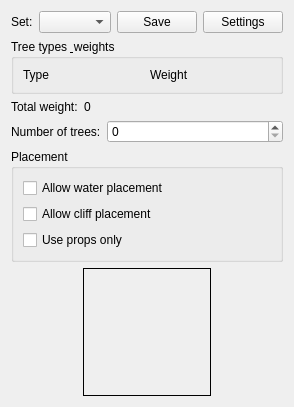
This is GeneralsMD/Code/Tools/WorldBuilder/qt/panels/WBQtGrovePanel.ui in triatomic/worldbuilderQT as Qt 5 draws it before an edit. The edited form follows.
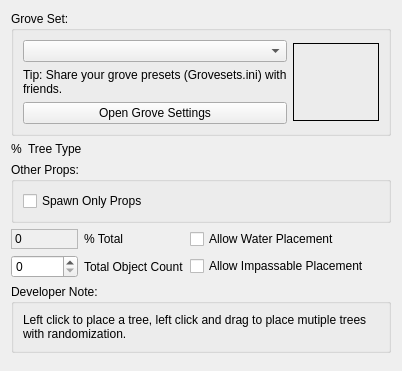
This is the edited form.

Commit message: Grove Options: lay the Qt panel out like the MFC dialog

What changed in the file:
```diff
--- a/GeneralsMD/Code/Tools/WorldBuilder/qt/panels/WBQtGrovePanel.ui
+++ b/GeneralsMD/Code/Tools/WorldBuilder/qt/panels/WBQtGrovePanel.ui
@@ -7,90 +7,146 @@
   </property>
   <layout class="QVBoxLayout" name="rootLayout">
    <item>
-    <layout class="QHBoxLayout" name="setRow" stretch="0,1,0,0">
-     <item>
-      <widget class="QLabel" name="setLabel">
-       <property name="text">
-        <string>Set:</string>
-       </property>
-      </widget>
-     </item>
-     <item>
-      <widget class="QComboBox" name="setName"/>
-     </item>
-     <item>
-      <widget class="QPushButton" name="saveBtn">
-       <property name="text">
-        <string>Save</string>
-       </property>
-      </widget>
-     </item>
-     <item>
-      <widget class="QPushButton" name="settingsBtn">
-       <property name="text">
-        <string>Settings</string>
-       </property>
-      </widget>
-     </item>
-    </layout>
-   </item>
-   <item>
-    <widget class="QGroupBox" name="treesBox">
+    <widget class="QGroupBox" name="setBox">
      <property name="title">
-      <string>Tree types &amp; weights</string>
+      <string>Grove Set:</string>
      </property>
-     <layout class="QGridLayout" name="treesGrid">
+     <layout class="QGridLayout" name="setGrid" columnstretch="1,0">
       <item row="0" column="0">
-       <widget class="QLabel" name="typeHeaderLabel">
+       <widget class="QComboBox" name="setName"/>
+      </item>
+      <item row="0" column="1" rowspan="3">
+       <widget class="QLabel" name="preview">
+        <property name="minimumSize">
+         <size>
+          <width>86</width>
+          <height>78</height>
+         </size>
+        </property>
+        <property name="maximumSize">
+         <size>
+          <width>86</width>
+          <height>78</height>
+         </size>
+        </property>
+        <property name="frameShape">
+         <enum>QFrame::Box</enum>
+        </property>
+        <property name="alignment">
+         <set>Qt::AlignCenter</set>
+        </property>
+       </widget>
+      </item>
+      <item row="1" column="0">
+       <widget class="QLabel" name="tipLabel">
         <property name="text">
-         <string>Type</string>
+         <string>Tip: Share your grove presets (Grovesets.ini) with friends.</string>
         </property>
+        <property name="wordWrap">
+         <bool>true</bool>
+        </property>
        </widget>
       </item>
-      <item row="0" column="1">
-       <widget class="QLabel" name="weightHeaderLabel">
+      <item row="2" column="0">
+       <widget class="QPushButton" name="settingsBtn">
         <property name="text">
-         <string>Weight</string>
+         <string>Open Grove Settings</string>
         </property>
+        <property name="autoDefault">
+         <bool>false</bool>
+        </property>
        </widget>
       </item>
      </layout>
     </widget>
    </item>
    <item>
-    <layout class="QHBoxLayout" name="totalRow" stretch="0,1">
-     <item>
-      <widget class="QLabel" name="totalCaptionLabel">
+    <layout class="QGridLayout" name="treesGrid" columnstretch="0,1">
+     <item row="0" column="0">
+      <widget class="QLabel" name="percentHeaderLabel">
        <property name="text">
-        <string>Total weight:</string>
+        <string>%</string>
        </property>
       </widget>
      </item>
-     <item>
+     <item row="0" column="1">
+      <widget class="QLabel" name="typeHeaderLabel">
+       <property name="text">
+        <string>Tree Type</string>
+       </property>
+      </widget>
+     </item>
+    </layout>
+   </item>
+   <item>
+    <widget class="QGroupBox" name="otherBox">
+     <property name="title">
+      <string>Other Props:</string>
+     </property>
+     <layout class="QVBoxLayout" name="otherLay">
+      <item>
+       <layout class="QGridLayout" name="otherGrid" columnstretch="0,1"/>
+      </item>
+      <item>
+       <widget class="QCheckBox" name="usePropsOnly">
+        <property name="text">
+         <string>Spawn Only Props</string>
+        </property>
+       </widget>
+      </item>
+     </layout>
+    </widget>
+   </item>
+   <item>
+    <layout class="QGridLayout" name="totalsGrid" columnstretch="0,0,1">
+     <item row="0" column="0">
       <widget class="QLabel" name="total">
+       <property name="minimumSize">
+        <size>
+         <width>54</width>
+         <height>0</height>
+        </size>
+       </property>
+       <property name="frameShape">
+        <enum>QFrame::StyledPanel</enum>
+       </property>
        <property name="text">
         <string>0</string>
        </property>
       </widget>
      </item>
-    </layout>
-   </item>
-   <item>
-    <layout class="QHBoxLayout" name="numRow" stretch="0,1">
-     <item>
-      <widget class="QLabel" name="numTreesLabel">
+     <item row="0" column="1">
+      <widget class="QLabel" name="totalCaptionLabel">
        <property name="text">
-        <string>Number of trees:</string>
+        <string>% Total</string>
        </property>
       </widget>
      </item>
-     <item>
+     <item row="0" column="2">
+      <widget class="QCheckBox" name="allowWater">
+       <property name="text">
+        <string>Allow Water Placement</string>
+       </property>
+      </widget>
+     </item>
+     <item row="1" column="0">
       <widget class="QSpinBox" name="numTrees">
-       <property name="minimum">
-        <number>0</number>
-       </property>
        <property name="maximum">
-        <number>1000000</number>
+        <number>100000</number>
+       </property>
+      </widget>
+     </item>
+     <item row="1" column="1">
+      <widget class="QLabel" name="numTreesLabel">
+       <property name="text">
+        <string>Total Object Count</string>
+       </property>
+      </widget>
+     </item>
+     <item row="1" column="2">
+      <widget class="QCheckBox" name="allowCliff">
+       <property name="text">
+        <string>Allow Impassable Placement</string>
        </property>
       </widget>
      </item>
@@ -99,54 +155,28 @@
    <item>
     <widget class="QGroupBox" name="placeBox">
      <property name="title">
-      <string>Placement</string>
+      <string>Developer Note:</string>
      </property>
      <layout class="QVBoxLayout" name="placeLay">
       <item>
-       <widget class="QCheckBox" name="allowWater">
+       <widget class="QLabel" name="noteLabel">
         <property name="text">
-         <string>Allow water placement</string>
+         <string>Left click to place a tree, left click and drag to place mutiple trees with randomization.</string>
         </property>
-       </widget>
-      </item>
-      <item>
-       <widget class="QCheckBox" name="allowCliff">
-        <property name="text">
-         <string>Allow cliff placement</string>
-        </property>
-       </widget>
-      </item>
-      <item>
-       <widget class="QCheckBox" name="usePropsOnly">
-        <property name="text">
-         <string>Use props only</string>
+        <property name="wordWrap">
+         <bool>true</bool>
         </property>
        </widget>
       </item>
      </layout>
     </widget>
    </item>
-   <item alignment="Qt::AlignHCenter">
-    <widget class="QLabel" name="preview">
-     <property name="minimumSize">
-      <size>
-       <width>128</width>
-       <height>128</height>
-      </size>
+   <item>
+    <spacer name="bottomSpacer">
+     <property name="orientation">
+      <enum>Qt::Vertical</enum>
      </property>
-     <property name="maximumSize">
-      <size>
-       <width>128</width>
-       <height>128</height>
-      </size>
-     </property>
-     <property name="frameShape">
-      <enum>QFrame::Box</enum>
-     </property>
-     <property name="alignment">
-      <set>Qt::AlignCenter</set>
-     </property>
-    </widget>
+    </spacer>
    </item>
   </layout>
  </widget>
```
Left out of the diff: 4 changed lines with no effect on the pictures. The commit also changes 2 other files.
